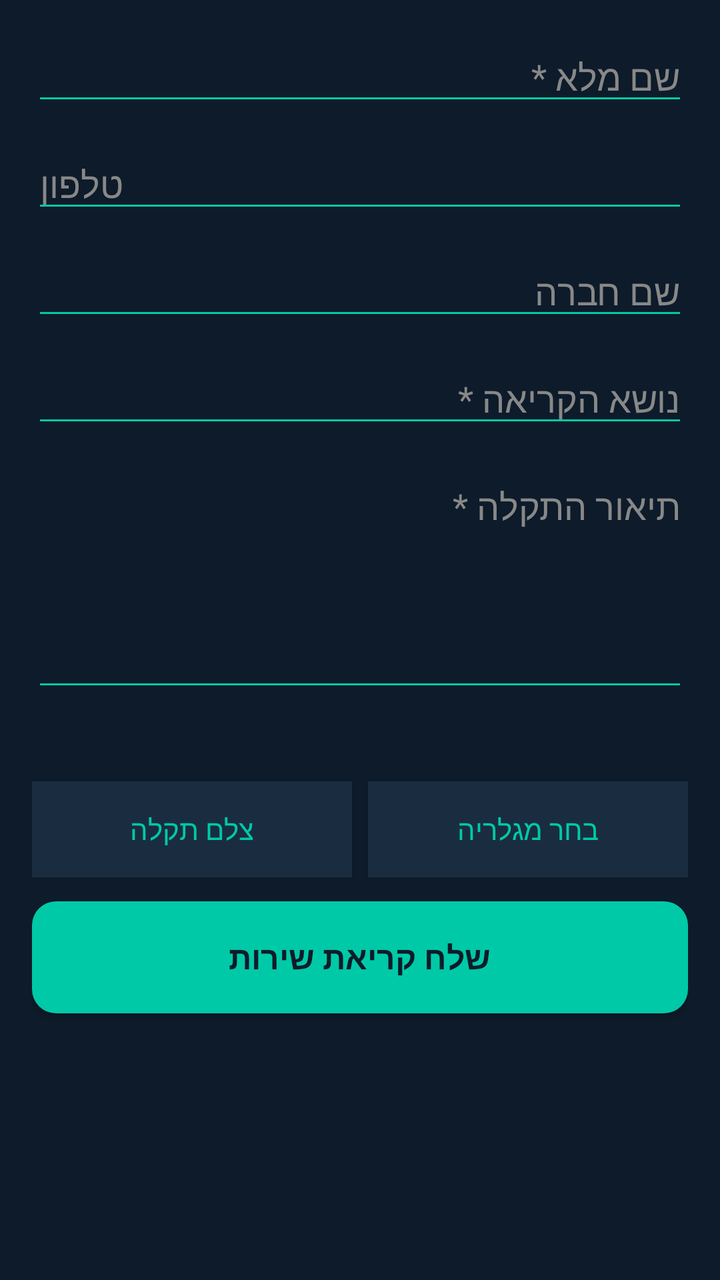
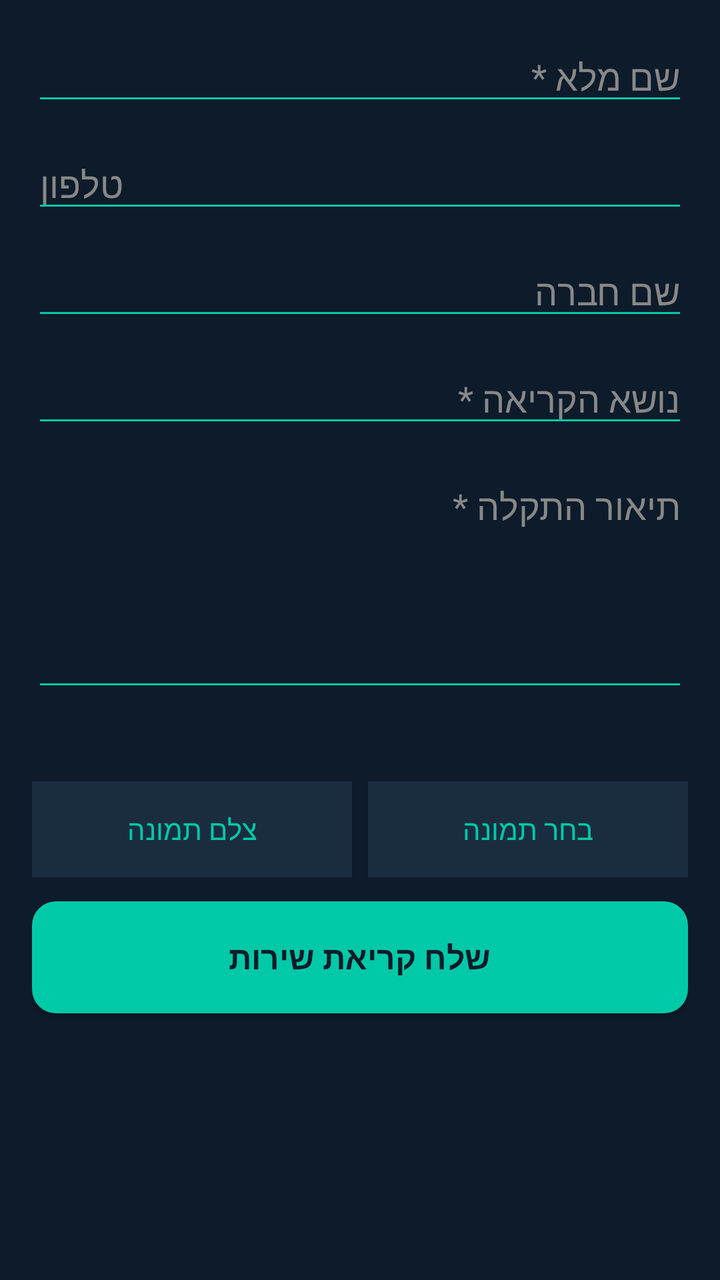

The first picture is an Android layout as it rendered before a commit; the second is the same layout after the commit. The layout source and the unified diff follow.
<!-- AndroidManifest.xml: application theme Theme.EMT -->
<!-- res/layout/activity_new_ticket.xml -->
<?xml version="1.0" encoding="utf-8"?>
<ScrollView xmlns:android="http://schemas.android.com/apk/res/android"
    android:layout_width="match_parent"
    android:layout_height="match_parent"
    android:background="@color/bg_dark">

    <LinearLayout
        android:layout_width="match_parent"
        android:layout_height="wrap_content"
        android:orientation="vertical"
        android:padding="16dp">

        <EditText
            android:id="@+id/etName"
            android:layout_width="match_parent"
            android:layout_height="wrap_content"
            android:hint="שם מלא *"
            android:textColorHint="#888"
            android:textColor="#FFFFFF"
            android:backgroundTint="@color/teal"
            android:layout_marginBottom="12dp"
            android:inputType="textPersonName"
            android:layoutDirection="rtl"/>

        <EditText
            android:id="@+id/etPhone"
            android:layout_width="match_parent"
            android:layout_height="wrap_content"
            android:hint="טלפון"
            android:textColorHint="#888"
            android:textColor="#FFFFFF"
            android:backgroundTint="@color/teal"
            android:layout_marginBottom="12dp"
            android:inputType="phone"
            android:layoutDirection="rtl"/>

        <EditText
            android:id="@+id/etCompany"
            android:layout_width="match_parent"
            android:layout_height="wrap_content"
            android:hint="שם חברה"
            android:textColorHint="#888"
            android:textColor="#FFFFFF"
            android:backgroundTint="@color/teal"
            android:layout_marginBottom="12dp"
            android:layoutDirection="rtl"/>

        <EditText
            android:id="@+id/etTitle"
            android:layout_width="match_parent"
            android:layout_height="wrap_content"
            android:hint="נושא הקריאה *"
            android:textColorHint="#888"
            android:textColor="#FFFFFF"
            android:backgroundTint="@color/teal"
            android:layout_marginBottom="12dp"
            android:layoutDirection="rtl"/>

        <EditText
            android:id="@+id/etDesc"
            android:layout_width="match_parent"
            android:layout_height="120dp"
            android:hint="תיאור התקלה *"
            android:textColorHint="#888"
            android:textColor="#FFFFFF"
            android:backgroundTint="@color/teal"
            android:layout_marginBottom="12dp"
            android:gravity="top|right"
            android:inputType="textMultiLine"
            android:layoutDirection="rtl"/>

        <Spinner
            android:id="@+id/spCategory"
            android:layout_width="match_parent"
            android:layout_height="wrap_content"
            android:layout_marginBottom="12dp"
            android:backgroundTint="@color/teal"/>

        <Spinner
            android:id="@+id/spPriority"
            android:layout_width="match_parent"
            android:layout_height="wrap_content"
            android:layout_marginBottom="16dp"
            android:backgroundTint="@color/teal"/>

        <LinearLayout
            android:layout_width="match_parent"
            android:layout_height="wrap_content"
            android:orientation="horizontal"
            android:layout_marginBottom="12dp">

            <Button
                android:id="@+id/btnCamera"
                android:layout_width="0dp"
                android:layout_height="wrap_content"
                android:layout_weight="1"
                android:text="צלם תקלה"
                android:background="@color/card_bg"
                android:textColor="@color/teal"
                android:layout_marginEnd="8dp"/>

            <Button
                android:id="@+id/btnGallery"
                android:layout_width="0dp"
                android:layout_height="wrap_content"
                android:layout_weight="1"
                android:text="בחר מגלריה"
                android:background="@color/card_bg"
                android:textColor="@color/teal"/>

        </LinearLayout>

        <ImageView
            android:id="@+id/ivScreenshot"
            android:layout_width="match_parent"
            android:layout_height="200dp"
            android:visibility="gone"
            android:scaleType="centerCrop"
            android:layout_marginBottom="16dp"/>

        <ProgressBar
            android:id="@+id/progressBar"
            android:layout_width="wrap_content"
            android:layout_height="wrap_content"
            android:layout_gravity="center"
            android:visibility="gone"
            android:indeterminateTint="@color/teal"
            android:layout_marginBottom="8dp"/>

        <Button
            android:id="@+id/btnSubmit"
            android:layout_width="match_parent"
            android:layout_height="56dp"
            android:text="שלח קריאת שירות"
            android:background="@drawable/btn_primary"
            android:textColor="#0D1B2A"
            android:textSize="16sp"
            android:textStyle="bold"
            android:layout_marginBottom="24dp"/>

    </LinearLayout>
</ScrollView>
<!-- resources referenced by this layout -->
<resources>
  <color name="bg_dark">#0D1B2A</color>
  <color name="card_bg">#1A2D40</color>
  <color name="teal">#00C9A7</color>
  <!-- drawable btn_primary (drawable) -->
  <?xml version="1.0" encoding="utf-8"?>
  <selector xmlns:android="http://schemas.android.com/apk/res/android">
      <item android:state_pressed="true">
          <shape><solid android:color="#00A688"/><corners android:radius="12dp"/></shape>
      </item>
      <item>
          <shape><solid android:color="#00C9A7"/><corners android:radius="12dp"/></shape>
      </item>
  </selector>
  <style name="Theme.EMT" parent="Theme.MaterialComponents.DayNight.NoActionBar">
          <item name="colorPrimary">@color/emt_teal</item>
          <item name="colorPrimaryDark">@color/status_bar</item>
          <item name="colorAccent">@color/emt_teal</item>
          <item name="android:windowBackground">@color/emt_dark</item>
          <item name="android:statusBarColor">@color/status_bar</item>
          <item name="android:navigationBarColor">@color/emt_dark</item>
          <item name="android:textColor">@color/emt_white</item>
          <item name="android:textColorPrimary">@color/emt_white</item>
          <item name="android:textColorSecondary">@color/emt_white_70</item>
          <item name="spinnerStyle">@style/EMT.Spinner</item>
      </style>
  <color name="emt_teal">#00C9A7</color>
  <color name="status_bar">#0A1520</color>
  <color name="emt_dark">#0D1B2A</color>
  <color name="emt_white">#FFFFFF</color>
  <color name="emt_white_70">#B3FFFFFF</color>
  <style name="EMT.Spinner" parent="Widget.AppCompat.Spinner">
          <item name="android:background">@color/card_bg</item>
          <item name="android:textColor">@color/emt_white</item>
          <item name="android:textColorPrimary">@color/emt_white</item>
          <item name="android:popupBackground">@color/card_bg</item>
      </style>
</resources>

<!-- the commit's change to res/layout/activity_new_ticket.xml (unified diff, before → after) -->
@@ -74,14 +74,18 @@
             android:layout_width="match_parent"
             android:layout_height="wrap_content"
             android:layout_marginBottom="12dp"
-            android:backgroundTint="@color/teal"/>
+            android:backgroundTint="@color/teal"
+            android:textColor="#FFFFFF"
+            android:popupBackground="@color/card_bg"/>
 
         <Spinner
             android:id="@+id/spPriority"
             android:layout_width="match_parent"
             android:layout_height="wrap_content"
             android:layout_marginBottom="16dp"
-            android:backgroundTint="@color/teal"/>
+            android:backgroundTint="@color/teal"
+            android:textColor="#FFFFFF"
+            android:popupBackground="@color/card_bg"/>
 
         <LinearLayout
             android:layout_width="match_parent"
@@ -94,7 +98,7 @@
                 android:layout_width="0dp"
                 android:layout_height="wrap_content"
                 android:layout_weight="1"
-                android:text="צלם תקלה"
+                android:text="צלם תמונה"
                 android:background="@color/card_bg"
                 android:textColor="@color/teal"
                 android:layout_marginEnd="8dp"/>
@@ -104,7 +108,7 @@
                 android:layout_width="0dp"
                 android:layout_height="wrap_content"
                 android:layout_weight="1"
-                android:text="בחר מגלריה"
+                android:text="בחר תמונה"
                 android:background="@color/card_bg"
                 android:textColor="@color/teal"/>
 
